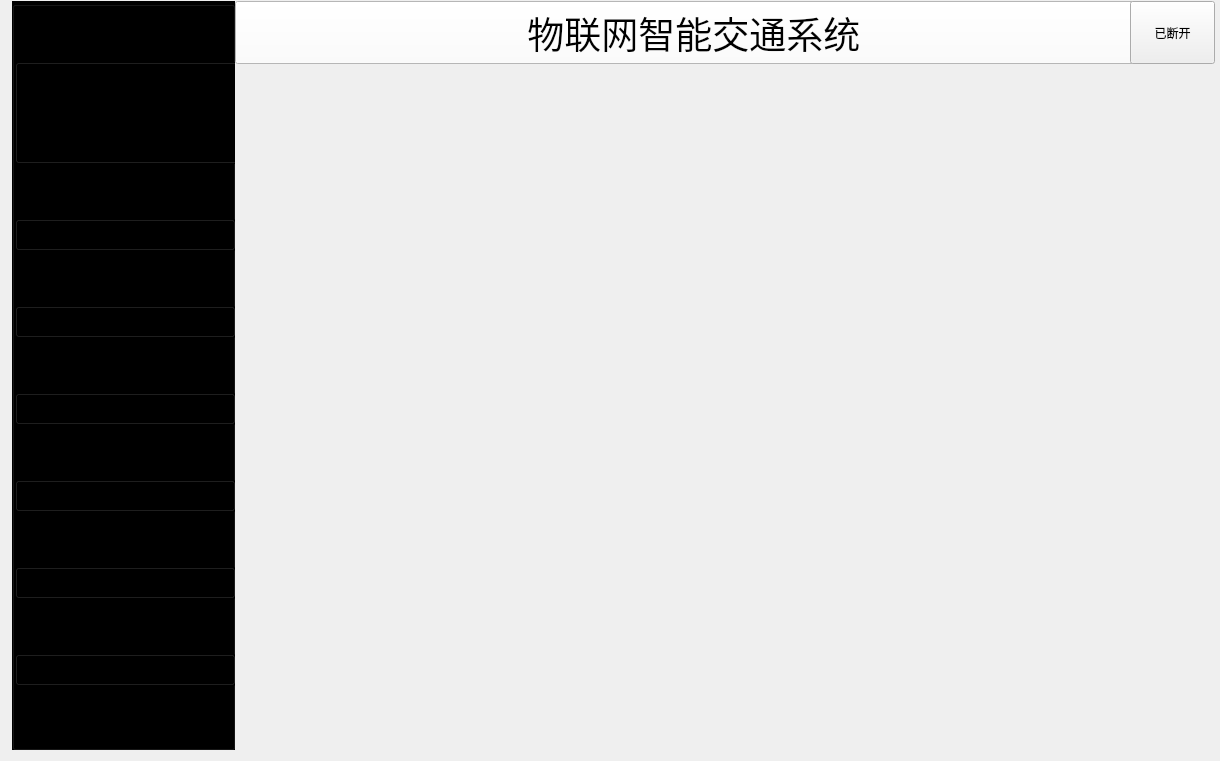
Before: the Qt Designer form widget.ui in CSU-Bug-Killer/CarDemo2, drawn with Qt 5.
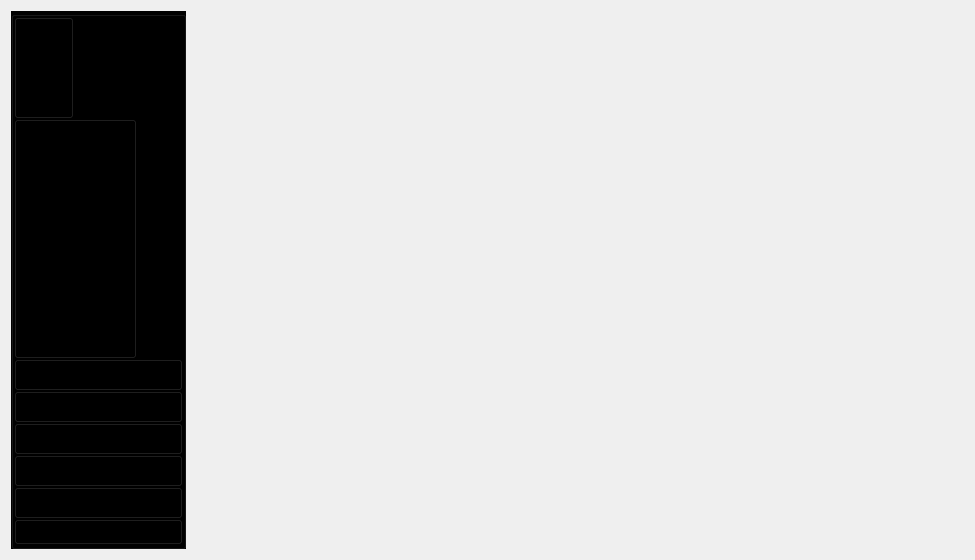
After: the same form once the commit is applied. Icons and pictures are not drawn.

Diff of the .ui file:
```diff
--- a/widget.ui
+++ b/widget.ui
@@ -6,10 +6,16 @@
    <rect>
     <x>0</x>
     <y>0</y>
-    <width>1220</width>
-    <height>761</height>
+    <width>975</width>
+    <height>560</height>
    </rect>
   </property>
+  <property name="sizePolicy">
+   <sizepolicy hsizetype="Expanding" vsizetype="Expanding">
+    <horstretch>0</horstretch>
+    <verstretch>0</verstretch>
+   </sizepolicy>
+  </property>
   <property name="windowTitle">
    <string>BugKiller</string>
   </property>
@@ -17,39 +23,20 @@
    <iconset resource="icons.qrc">
     <normaloff>:/icon/BKlogo.png</normaloff>:/icon/BKlogo.png</iconset>
   </property>
-  <widget class="QWidget" name="layoutWidget">
-   <property name="geometry">
-    <rect>
-     <x>1</x>
-     <y>-10</y>
-     <width>1225</width>
-     <height>771</height>
-    </rect>
-   </property>
-   <layout class="QHBoxLayout" name="horizontalLayout_3">
-    <property name="spacing">
-     <number>0</number>
-    </property>
+  <layout class="QHBoxLayout" name="horizontalLayout_2">
+   <item>
+    <layout class="QHBoxLayout" name="horizontalLayout">
     <item>
      <widget class="QGroupBox" name="groupBox">
+       <property name="enabled">
+        <bool>true</bool>
+       </property>
       <property name="sizePolicy">
-       <sizepolicy hsizetype="Fixed" vsizetype="Preferred">
+        <sizepolicy hsizetype="Fixed" vsizetype="Expanding">
         <horstretch>0</horstretch>
         <verstretch>0</verstretch>
        </sizepolicy>
       </property>
-      <property name="minimumSize">
-       <size>
-        <width>223</width>
-        <height>675</height>
-       </size>
-      </property>
-      <property name="maximumSize">
-       <size>
-        <width>223</width>
-        <height>3767</height>
-       </size>
-      </property>
       <property name="styleSheet">
        <string notr="true">background-color: rgb(0, 0, 0);</string>
       </property>
@@ -82,7 +69,7 @@
          </property>
          <property name="minimumSize">
           <size>
-           <width>223</width>
+            <width>60</width>
            <height>102</height>
           </size>
          </property>
@@ -97,29 +84,24 @@
        <item>
         <widget class="QPushButton" name="welcomeBtn">
          <property name="sizePolicy">
-          <sizepolicy hsizetype="Fixed" vsizetype="Fixed">
+           <sizepolicy hsizetype="Fixed" vsizetype="Expanding">
            <horstretch>0</horstretch>
            <verstretch>0</verstretch>
           </sizepolicy>
          </property>
          <property name="minimumSize">
           <size>
-           <width>221</width>
-           <height>32</height>
-          </size>
-         </property>
-         <property name="maximumSize">
-          <size>
-           <width>221</width>
+            <width>90</width>
            <height>32</height>
           </size>
          </property>
          <property name="font">
           <font>
-           <family>Arial</family>
-           <pointsize>16</pointsize>
-           <weight>75</weight>
-           <bold>true</bold>
+            <family>CloudZongYiGBK</family>
+            <pointsize>13</pointsize>
+            <weight>50</weight>
+            <italic>false</italic>
+            <bold>false</bold>
           </font>
          </property>
          <property name="styleSheet">
@@ -137,14 +119,14 @@
        <item>
         <widget class="QPushButton" name="mainBtn">
          <property name="sizePolicy">
-          <sizepolicy hsizetype="Fixed" vsizetype="Fixed">
+           <sizepolicy hsizetype="Expanding" vsizetype="Expanding">
            <horstretch>0</horstretch>
            <verstretch>0</verstretch>
           </sizepolicy>
          </property>
          <property name="minimumSize">
           <size>
-           <width>221</width>
+            <width>90</width>
            <height>32</height>
           </size>
          </property>
@@ -156,10 +138,11 @@
          </property>
          <property name="font">
           <font>
-           <family>Arial</family>
-           <pointsize>16</pointsize>
-           <weight>75</weight>
-           <bold>true</bold>
+            <family>CloudZongYiGBK</family>
+            <pointsize>13</pointsize>
+            <weight>50</weight>
+            <italic>false</italic>
+            <bold>false</bold>
           </font>
          </property>
          <property name="styleSheet">
@@ -184,7 +167,7 @@
          </property>
          <property name="minimumSize">
           <size>
-           <width>221</width>
+            <width>90</width>
            <height>32</height>
           </size>
          </property>
@@ -230,7 +213,7 @@
          </property>
          <property name="minimumSize">
           <size>
-           <width>221</width>
+            <width>90</width>
            <height>32</height>
           </size>
          </property>
@@ -276,7 +259,7 @@
          </property>
          <property name="minimumSize">
           <size>
-           <width>221</width>
+            <width>90</width>
            <height>32</height>
           </size>
          </property>
@@ -316,7 +299,7 @@
          </property>
          <property name="minimumSize">
           <size>
-           <width>221</width>
+            <width>90</width>
            <height>32</height>
           </size>
          </property>
@@ -346,75 +329,18 @@
          </property>
         </widget>
        </item>
-      </layout>
-     </widget>
-    </item>
-    <item>
-     <layout class="QVBoxLayout" name="verticalLayout">
-      <property name="spacing">
-       <number>0</number>
-      </property>
-      <item>
-       <layout class="QHBoxLayout" name="horizontalLayout">
-        <property name="spacing">
-         <number>0</number>
-        </property>
-        <item>
-         <widget class="QPushButton" name="sysTitleBtn">
-          <property name="sizePolicy">
-           <sizepolicy hsizetype="Preferred" vsizetype="Preferred">
-            <horstretch>0</horstretch>
-            <verstretch>0</verstretch>
-           </sizepolicy>
-          </property>
-          <property name="minimumSize">
-           <size>
-            <width>908</width>
-            <height>61</height>
-           </size>
-          </property>
-          <property name="font">
-           <font>
-            <family>华文仿宋</family>
-            <pointsize>28</pointsize>
-           </font>
-          </property>
-          <property name="styleSheet">
-           <string notr="true">background-color: rgb(255, 255, 255);</string>
-          </property>
-          <property name="text">
-           <string> 物联网智能交通系统</string>
-          </property>
-          <property name="icon">
-           <iconset resource="icons.qrc">
-            <normaloff>:/icon/IOTlogo.png</normaloff>:/icon/IOTlogo.png</iconset>
-          </property>
-          <property name="iconSize">
-           <size>
-            <width>55</width>
-            <height>55</height>
-           </size>
-          </property>
-         </widget>
-        </item>
         <item>
          <widget class="QPushButton" name="connectBtn">
           <property name="sizePolicy">
-           <sizepolicy hsizetype="Fixed" vsizetype="Fixed">
+           <sizepolicy hsizetype="Expanding" vsizetype="Preferred">
             <horstretch>0</horstretch>
             <verstretch>0</verstretch>
            </sizepolicy>
           </property>
           <property name="minimumSize">
            <size>
-            <width>85</width>
-            <height>63</height>
-           </size>
-          </property>
-          <property name="maximumSize">
-           <size>
-            <width>16777215</width>
-            <height>16777215</height>
+            <width>60</width>
+            <height>0</height>
            </size>
           </property>
           <property name="text">
@@ -427,11 +353,25 @@
          </widget>
         </item>
        </layout>
-      </item>
-      <item>
-       <layout class="QHBoxLayout" name="horizontalLayout_2">
+      </widget>
+     </item>
         <item>
          <widget class="QStackedWidget" name="mapBoardSkd">
+       <property name="sizePolicy">
+        <sizepolicy hsizetype="Expanding" vsizetype="Expanding">
+         <horstretch>0</horstretch>
+         <verstretch>0</verstretch>
+        </sizepolicy>
+       </property>
+       <property name="minimumSize">
+        <size>
+         <width>500</width>
+         <height>500</height>
+        </size>
+       </property>
+       <property name="styleSheet">
+        <string notr="true">border-color: rgb(252, 60, 43);</string>
+       </property>
           <property name="currentIndex">
            <number>-1</number>
           </property>
@@ -439,10 +379,16 @@
         </item>
         <item>
          <widget class="QStackedWidget" name="controlBoardSkd">
+       <property name="sizePolicy">
+        <sizepolicy hsizetype="Expanding" vsizetype="Expanding">
+         <horstretch>0</horstretch>
+         <verstretch>0</verstretch>
+        </sizepolicy>
+       </property>
           <property name="minimumSize">
            <size>
             <width>223</width>
-            <height>615</height>
+         <height>0</height>
            </size>
           </property>
           <property name="maximumSize">
@@ -456,9 +402,6 @@
        </layout>
       </item>
      </layout>
-    </item>
-   </layout>
-  </widget>
  </widget>
  <layoutdefault spacing="6" margin="11"/>
  <resources>
```
Left out of the diff: 6 changed lines with no effect on the pictures. Lines whose indentation alone changed are shown as unchanged.
